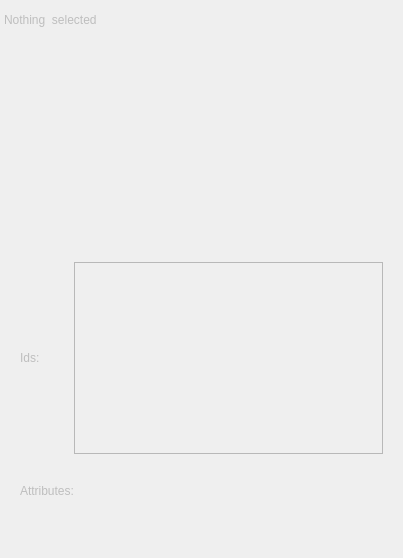
Old version of the form src/gui/forms/fullinspector.ui in the repository evoplex/evoplex.
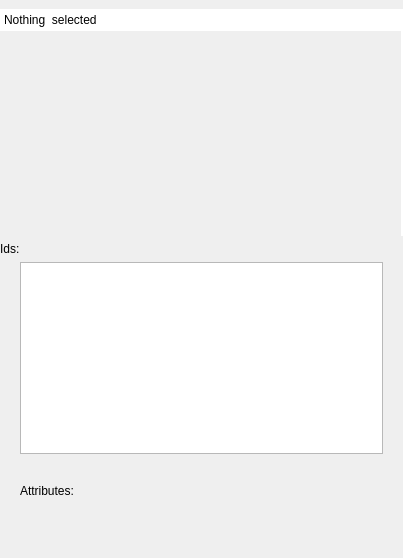
New version of the form.

Diff of the .ui file:
```diff
--- a/src/gui/forms/fullinspector.ui
+++ b/src/gui/forms/fullinspector.ui
@@ -13,7 +13,7 @@
   <property name="minimumSize">
    <size>
     <width>300</width>
-    <height>306</height>
+    <height>323</height>
    </size>
   </property>
   <property name="features">
@@ -36,7 +36,7 @@
     <item>
      <widget class="QPlainTextEdit" name="textMsg">
       <property name="enabled">
-       <bool>false</bool>
+       <bool>true</bool>
       </property>
       <property name="frameShape">
        <enum>QFrame::NoFrame</enum>
@@ -52,10 +52,17 @@
       </property>
      </widget>
     </item>
+    <item>
+     <widget class="QLabel" name="lids">
+      <property name="text">
+       <string>Ids:</string>
+      </property>
+     </widget>
+    </item>
     <item>
      <widget class="QWidget" name="inspectorContents" native="true">
       <property name="enabled">
-       <bool>false</bool>
+       <bool>true</bool>
       </property>
       <layout class="QGridLayout" name="gridLayout">
        <property name="leftMargin">
@@ -76,26 +83,6 @@
        <property name="verticalSpacing">
         <number>30</number>
        </property>
-       <item row="0" column="0">
-        <widget class="QLabel" name="lids">
-         <property name="text">
-          <string>Ids:</string>
-         </property>
-        </widget>
-       </item>
-       <item row="2" column="1">
-        <layout class="QFormLayout" name="attrs"/>
-       </item>
-       <item row="0" column="1">
-        <widget class="QListWidget" name="ids">
-         <property name="baseSize">
-          <size>
-           <width>0</width>
-           <height>0</height>
-          </size>
-         </property>
-        </widget>
-       </item>
        <item row="3" column="1">
         <spacer name="verticalSpacer">
          <property name="orientation">
@@ -111,11 +98,40 @@
        </item>
        <item row="1" column="0">
         <widget class="QLabel" name="lattrs">
+         <property name="sizePolicy">
+          <sizepolicy hsizetype="MinimumExpanding" vsizetype="MinimumExpanding">
+           <horstretch>0</horstretch>
+           <verstretch>0</verstretch>
+          </sizepolicy>
+         </property>
+         <property name="minimumSize">
+          <size>
+           <width>20</width>
+           <height>0</height>
+          </size>
+         </property>
          <property name="text">
           <string>Attributes:</string>
          </property>
         </widget>
        </item>
+       <item row="0" column="0" colspan="2">
+        <widget class="QListWidget" name="ids">
+         <property name="baseSize">
+          <size>
+           <width>0</width>
+           <height>0</height>
+          </size>
+         </property>
+        </widget>
+       </item>
+       <item row="2" column="0" colspan="2">
+        <layout class="QFormLayout" name="attrs">
+         <property name="formAlignment">
+          <set>Qt::AlignLeading|Qt::AlignLeft|Qt::AlignVCenter</set>
+         </property>
+        </layout>
+       </item>
       </layout>
      </widget>
     </item>
```
